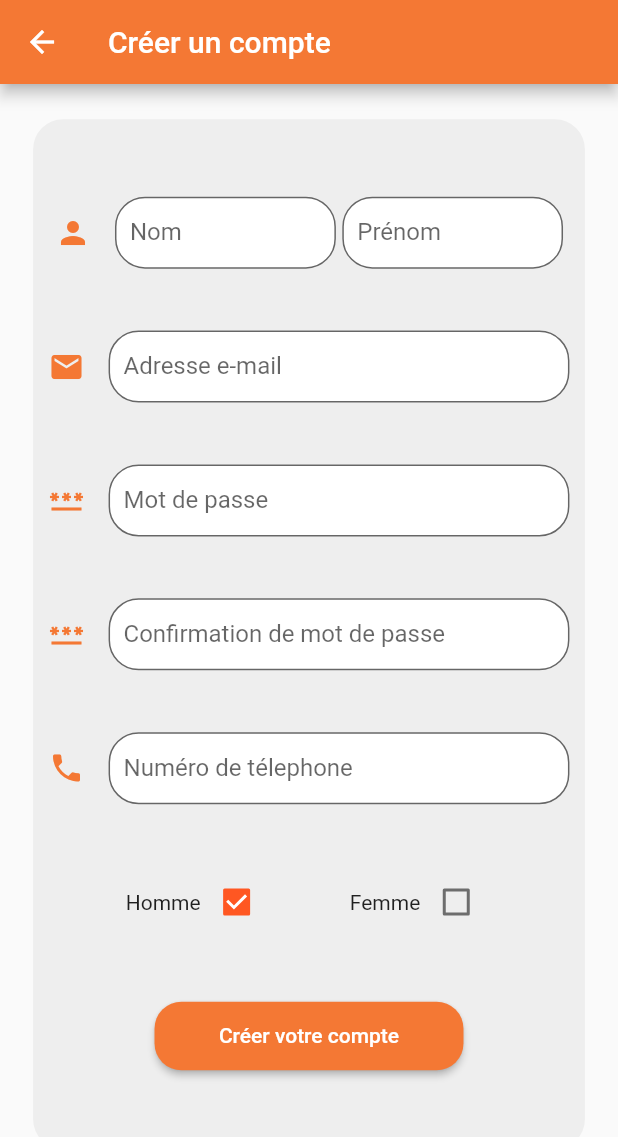
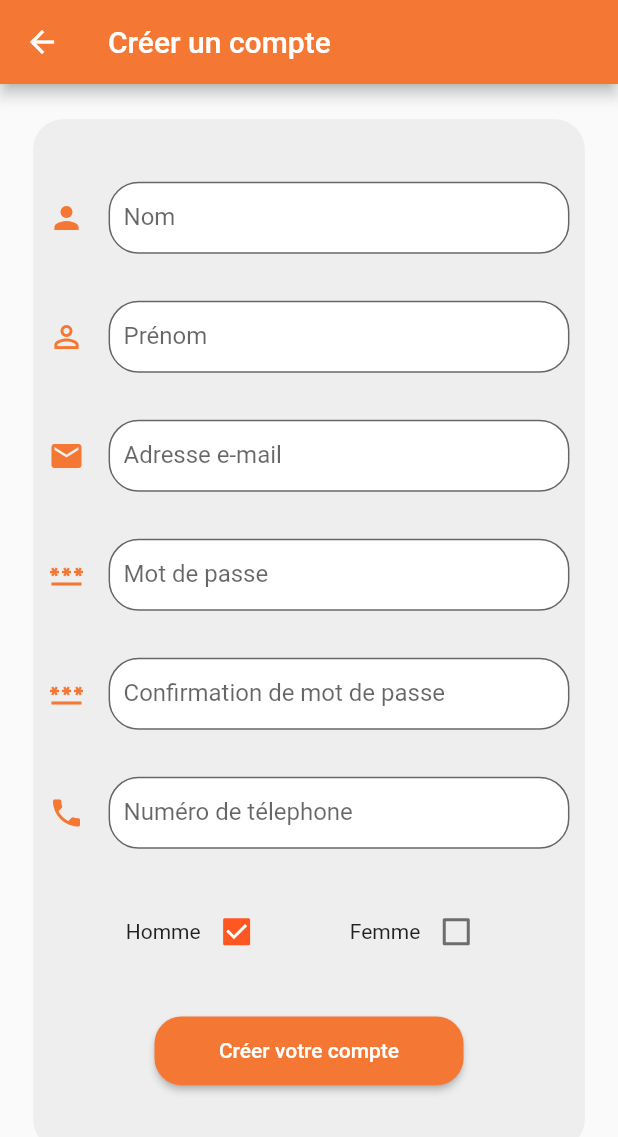
Before and after one commit to aminelasheb/dzkingdom, a Flutter app: the sign_up screen opened directly, on a phone screen of 412 x 824 dp. Shown: the top 1137 px of the screen. Run offline on Flutter 3.47's test engine with Material 2 defaults, Android fonts, the phone set to English and light mode, and no system bars.

Commit message:
Update sign_up.dart

```diff
--- a/lib/screens/sign_up.dart
+++ b/lib/screens/sign_up.dart
@@ -41,49 +41,38 @@ class _sign_upState extends State<sign_up> {
                                  mainAxisAlignment: MainAxisAlignment.spaceEvenly,
 
                 children: [
-                Container(
-                  child: Row(
-                 mainAxisAlignment: MainAxisAlignment.spaceEvenly,
 
-                    children: [
-                      Container(
-                        width: sizee.width/2.2,
-                        child: TextFormField(
+
+                      TextFormField(
                               decoration: InputDecoration(
                                                             fillColor: Colors.white, filled: true,
 
                            contentPadding: EdgeInsets.fromLTRB(10, 8, 10, 8),
                                 labelText: 'Nom',
-                                hintText: 'Nom',
+                                hintText: 'Entrer votre nom',
                                 border: OutlineInputBorder(borderRadius: BorderRadius.circular(20.0)),
                                 icon: Icon(
                                   Icons.person,color: Color(0xfff47834),
                                 ),
                               ),
                             ),
-                      ),
 
-                          Container(
-                                                  width: sizee.width/2.8,
 
-                            child: TextFormField(
+                       TextFormField(
 
                               decoration: InputDecoration(
                                                             fillColor: Colors.white, filled: true,
 
                             contentPadding: EdgeInsets.fromLTRB(10, 8, 10, 8),
                                 labelText: 'Prénom',
-                                hintText: 'Prénom',
+                                hintText: 'Entrer votre prénom',
                                 border: OutlineInputBorder(borderRadius: BorderRadius.circular(20.0)),
-
+                                  icon: Icon(
+                                  Icons.person_outline,color: Color(0xfff47834),
+                                ),
                               ),
                             ),
-                          ),
-                    ],
-                  ),
 
-
-                ),
 
 
                 TextFormField(
```
